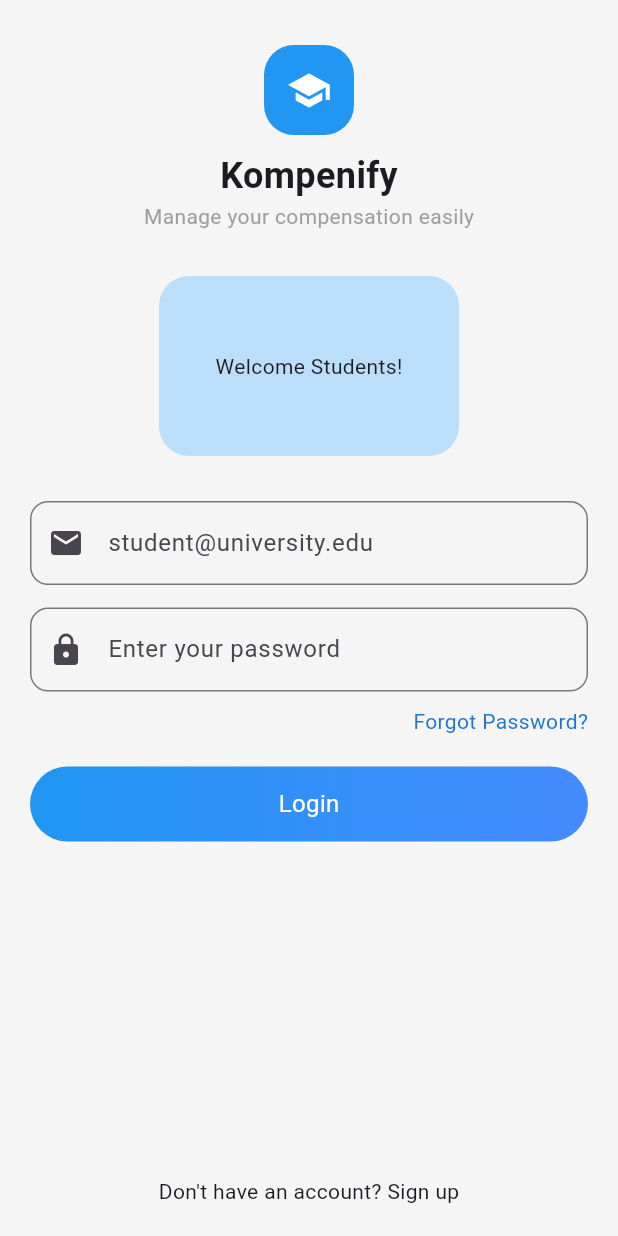
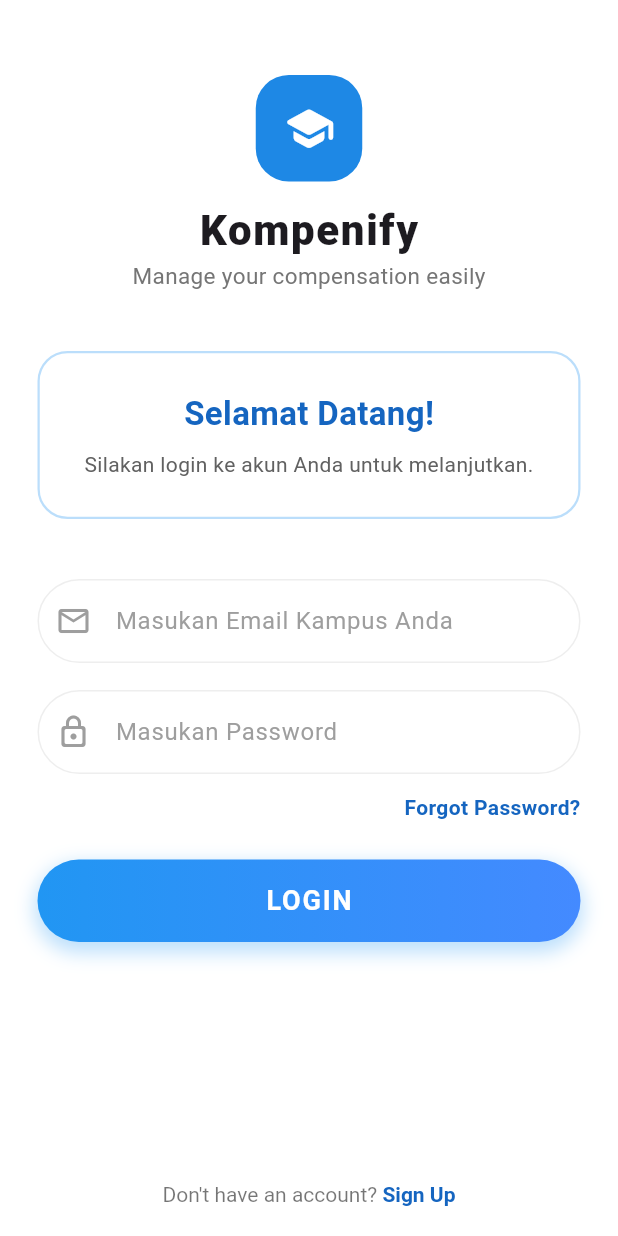
Before and after one commit to ilhansa/pm-kompenify, a Flutter app: the screen it shows after launch, on a phone screen of 412 x 824 dp. Run offline on Flutter 3.47's test engine with Material 3 defaults, Android fonts, the phone set to English and light mode, and no system bars.

Commit message:
update tampilan login

```diff
--- a/prototypekompenify/lib/login.dart
+++ b/prototypekompenify/lib/login.dart
@@ -7,84 +7,127 @@ class LoginPage extends StatelessWidget {
   @override
   Widget build(BuildContext context) {
     return Scaffold(
-      backgroundColor: Colors.grey[100],
+      backgroundColor: Colors.white,
       body: SafeArea(
         child: Padding(
-          padding: const EdgeInsets.symmetric(horizontal: 20),
+          padding: const EdgeInsets.symmetric(horizontal: 25),
           child: Column(
             children: [
-              const SizedBox(height: 30),
-
+              const SizedBox(height: 50),
               Container(
-                padding: const EdgeInsets.all(15),
+                padding: const EdgeInsets.all(18),
                 decoration: BoxDecoration(
-                  color: Colors.blue,
-                  borderRadius: BorderRadius.circular(20),
+                  color: Colors.blue[600],
+                  borderRadius: BorderRadius.circular(22),
                 ),
-                child: const Icon(Icons.school, color: Colors.white, size: 30),
+                child: const Icon(
+                  Icons.school_rounded,
+                  color: Colors.white,
+                  size: 35,
+                ),
               ),
-
-              const SizedBox(height: 10),
-
+              const SizedBox(height: 12),
               const Text(
                 "Kompenify",
-                style: TextStyle(fontSize: 24, fontWeight: FontWeight.bold),
+                style: TextStyle(
+                  fontSize: 28,
+                  fontWeight: FontWeight.w900,
+                  letterSpacing: 1.1,
+                ),
               ),
-
-              const Text(
+              Text(
                 "Manage your compensation easily",
-                style: TextStyle(color: Colors.grey),
+                style: TextStyle(color: Colors.grey[600], fontSize: 15),
               ),
-
-              const SizedBox(height: 30),
-
+              const SizedBox(height: 40),
               Container(
-                height: 120,
-                width: 200,
+                width: double.infinity,
+                padding: const EdgeInsets.all(25),
                 decoration: BoxDecoration(
-                  color: Colors.blue[100],
+                  color: Colors.transparent,
                   borderRadius: BorderRadius.circular(20),
+                  border: Border.all(color: Colors.blue[100]!, width: 1.5),
                 ),
-                child: const Center(child: Text("Welcome Students!")),
+                child: Column(
+                  children: [
+                    Text(
+                      "Selamat Datang!",
+                      style: TextStyle(
+                        fontSize: 22,
+                        fontWeight: FontWeight.bold,
+                        color: Colors.blue[800],
+                      ),
+                    ),
+                    const SizedBox(height: 8),
+                    Text(
+                      "Silakan login ke akun Anda untuk melanjutkan.",
+                      textAlign: TextAlign.center,
+                      style: TextStyle(color: Colors.grey[700], fontSize: 14),
+                    ),
+                  ],
+                ),
               ),
-
-              const SizedBox(height: 30),
-
+              const SizedBox(height: 40),
               TextField(
                 decoration: InputDecoration(
-                  prefixIcon: const Icon(Icons.email),
-                  hintText: "student@university.edu",
+                  prefixIcon: const Icon(
+                    Icons.email_outlined,
+                    color: Colors.grey,
+                  ),
+                  hintText: "Masukan Email Kampus Anda",
+                  hintStyle: const TextStyle(color: Colors.grey),
+                  filled: true,
+                  fillColor: Colors.white,
                   border: OutlineInputBorder(
-                    borderRadius: BorderRadius.circular(12),
+                    borderRadius: BorderRadius.circular(30),
+                  ),
+                  enabledBorder: OutlineInputBorder(
+                    borderRadius: BorderRadius.circular(30),
+                    borderSide: BorderSide(color: Colors.grey[200]!),
+                  ),
+                  focusedBorder: OutlineInputBorder(
+                    borderRadius: BorderRadius.circular(30),
+                    borderSide: const BorderSide(color: Colors.blue),
                   ),
                 ),
               ),
-
-              const SizedBox(height: 15),
-
+              const SizedBox(height: 18),
               TextField(
                 obscureText: true,
                 decoration: InputDecoration(
-                  prefixIcon: const Icon(Icons.lock),
-                  hintText: "Enter your password",
+                  prefixIcon: const Icon(
+                    Icons.lock_outline_rounded,
+                    color: Colors.grey,
+                  ),
+                  hintText: "Masukan Password",
+                  hintStyle: const TextStyle(color: Colors.grey),
+                  filled: true,
+                  fillColor: Colors.white,
                   border: OutlineInputBorder(
-                    borderRadius: BorderRadius.circular(12),
+                    borderRadius: BorderRadius.circular(30),
+                  ),
+                  enabledBorder: OutlineInputBorder(
+                    borderRadius: BorderRadius.circular(30),
+                    borderSide: BorderSide(color: Colors.grey[200]!),
+                  ),
+                  focusedBorder: OutlineInputBorder(
+                    borderRadius: BorderRadius.circular(30),
+                    borderSide: const BorderSide(color: Colors.blue),
                   ),
                 ),
               ),
-
-              const SizedBox(height: 10),
-
+              const SizedBox(height: 12),
               Align(
                 alignment: Alignment.centerRight,
                 child: Text(
                   "Forgot Password?",
-                  style: TextStyle(color: Colors.blue[700]),
+                  style: TextStyle(
+                    color: Colors.blue[800],
+                    fontWeight: FontWeight.bold,
+                  ),
                 ),
               ),
-
-              const SizedBox(height: 20),
-
+              const SizedBox(height: 25),
               GestureDetector(
                 onTap: () {
                   Navigator.push(
@@ -96,27 +139,53 @@ class LoginPage extends StatelessWidget {
                 },
                 child: Container(
                   width: double.infinity,
-                  height: 50,
+                  height: 55,
                   decoration: BoxDecoration(
                     gradient: const LinearGradient(
                       colors: [Colors.blue, Colors.blueAccent],
                     ),
-                    borderRadius: BorderRadius.circular(25),
+                    borderRadius: BorderRadius.circular(30),
+                    boxShadow: [
+                      BoxShadow(
+                        color: Colors.blue.withOpacity(0.3),
+                        spreadRadius: 2,
+                        blurRadius: 10,
+                        offset: const Offset(0, 5),
+                      ),
+                    ],
                   ),
                   child: const Center(
                     child: Text(
-                      "Login",
-                      style: TextStyle(color: Colors.white, fontSize: 16),
+                      "LOGIN",
+                      style: TextStyle(
+                        color: Colors.white,
+                        fontSize: 18,
+                        fontWeight: FontWeight.bold,
+                        letterSpacing: 1.2,
+                      ),
                     ),
                   ),
                 ),
               ),
-
               const Spacer(),
-
-              const Text("Don't have an account? Sign up"),
-
-              const SizedBox(height: 20),
+              Padding(
+                padding: const EdgeInsets.only(bottom: 20),
+                child: RichText(
+                  text: TextSpan(
+                    style: const TextStyle(color: Colors.black54, fontSize: 14),
+                    children: <TextSpan>[
+                      const TextSpan(text: "Don't have an account? "),
+                      TextSpan(
+                        text: "Sign Up",
+                        style: TextStyle(
+                          color: Colors.blue[800],
+                          fontWeight: FontWeight.bold,
+                        ),
+                      ),
+                    ],
+                  ),
+                ),
+              ),
             ],
           ),
         ),
```
